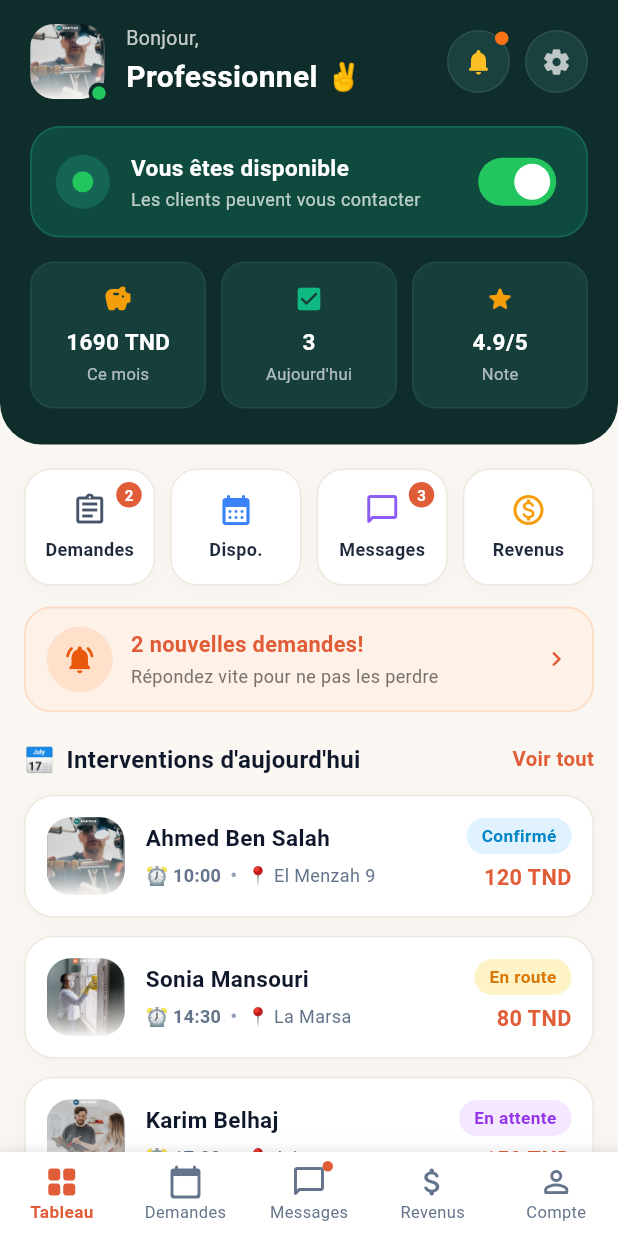
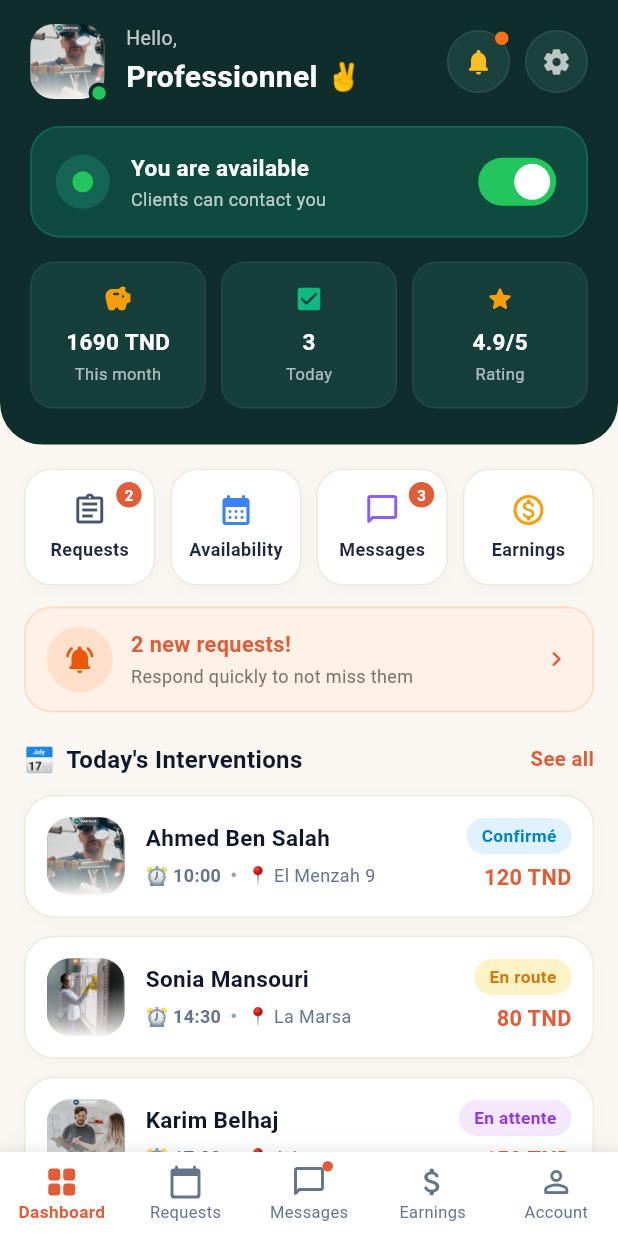
Before and after one commit to DARPLUS/Dar-Plus, a Flutter app: the ProHomeScreen screen opened by its route, on a phone screen of 412 x 824 dp. Run offline on Flutter 3.47's test engine with Material 3 defaults, Android fonts, the phone set to English and light mode, and no system bars; our stand-ins replace cloud_firestore, easy_localization, firebase_auth, firebase_core, firebase_storage, image_picker and 2 more; accounts and stored records are empty; network calls fail; Roboto replaces fonts that are missing (Georgia).

Commit message:
feat: complete dark mode and multilingual support across client, pro and all app screens

```diff
--- a/lib/screens/catalog_search_screen.dart
+++ b/lib/screens/catalog_search_screen.dart
@@ -1,6 +1,9 @@
 import 'package:flutter/material.dart';
 import '../services/firebase_service.dart';
 import '../theme/app_theme.dart';
+import 'package:provider/provider.dart';
+import '../providers/theme_provider.dart';
+import '../providers/locale_provider.dart';
 import '../core/localization/app_localizations.dart';
 import 'service_detail_screen.dart';
 
@@ -77,6 +80,8 @@ class _CatalogSearchScreenState extends State<CatalogSearchScreen> {
 
   @override
   Widget build(BuildContext context) {
+    context.watch<ThemeProvider>();
+    context.watch<LocaleProvider>();
     final theme = Theme.of(context);
     final isDark = theme.brightness == Brightness.dark;
     final loc = AppLocalizations.of(context);
--- a/lib/screens/login_screen.dart
+++ b/lib/screens/login_screen.dart
@@ -1,5 +1,8 @@
 import 'package:flutter/material.dart';
 import 'package:easy_localization/easy_localization.dart';
+import 'package:provider/provider.dart';
+import '../providers/theme_provider.dart';
+import '../providers/locale_provider.dart';
 import '../theme/app_theme.dart';
 import '../services/firebase_service.dart';
 import '../widgets/contact_admin_sheet.dart';
@@ -649,6 +652,8 @@ class _LoginScreenState extends State<LoginScreen> {
 
   @override
   Widget build(BuildContext context) {
+    context.watch<ThemeProvider>();
+    context.watch<LocaleProvider>();
     final topPadding = MediaQuery.of(context).padding.top;
     final isDark = Theme.of(context).brightness == Brightness.dark;
     final cardBg = isDark ? const Color(0xFF1E293B) : Colors.white;
--- a/lib/screens/pro_home_screen.dart
+++ b/lib/screens/pro_home_screen.dart
@@ -109,6 +109,8 @@ class _ProHomeScreenState extends State<ProHomeScreen> {
 
   @override
   Widget build(BuildContext context) {
+    context.watch<ThemeProvider>();
+    context.watch<LocaleProvider>();
     final isDark = Theme.of(context).brightness == Brightness.dark;
     final bgCream = isDark ? const Color(0xFF0F172A) : const Color(0xFFFAF7F2);
     const orangeAccent = Color(0xFFE05D38);
@@ -242,7 +244,7 @@ class _ProHomeScreenState extends State<ProHomeScreen> {
                   crossAxisAlignment: CrossAxisAlignment.start,
                   children: [
                     Text(
-                      'Bonjour,',
+                      '${'pro_greeting'.tr()},',
                       style: TextStyle(
                         fontSize: 13,
                         color: Colors.white.withValues(alpha: 0.75),
@@ -376,8 +378,8 @@ class _ProHomeScreenState extends State<ProHomeScreen> {
                     children: [
                       Text(
                         _isAvailable
-                            ? 'Vous êtes disponible'
-                            : 'Vous êtes indisponible',
+                            ? 'pro_status_available'.tr()
+                            : 'pro_status_unavailable'.tr(),
                         style: const TextStyle(
                           fontSize: 15,
                           fontWeight: FontWeight.bold,
@@ -387,8 +389,8 @@ class _ProHomeScreenState extends State<ProHomeScreen> {
                       const SizedBox(height: 2),
                       Text(
                         _isAvailable
-                            ? 'Les clients peuvent vous contacter'
-                            : 'Vous ne recevez pas de demandes',
+                            ? 'pro_available_sub'.tr()
+                            : 'pro_unavailable_sub'.tr(),
                         style: TextStyle(
                           fontSize: 12,
                           color: Colors.white.withValues(alpha: 0.72),
@@ -412,8 +414,8 @@ class _ProHomeScreenState extends State<ProHomeScreen> {
                       SnackBar(
                         content: Text(
                           val
-                              ? 'Statut: Vous êtes maintenant Disponible !'
-                              : 'Statut: Vous êtes maintenant Hors ligne.',
+                              ? 'pro_status_online_snack'.tr()
+                              : 'pro_status_offline_snack'.tr(),
                         ),
                         backgroundColor: val
                             ? const Color(0xFF0E4B3E)
@@ -437,7 +439,7 @@ class _ProHomeScreenState extends State<ProHomeScreen> {
                   icon: Icons.savings_rounded,
                   iconColor: const Color(0xFFF59E0B),
                   value: '1690 TND',
-                  label: 'Ce mois',
+                  label: 'pro_stat_month'.tr(),
                 ),
               ),
               const SizedBox(width: 10),
@@ -446,7 +448,7 @@ class _ProHomeScreenState extends State<ProHomeScreen> {
                   icon: Icons.check_box_rounded,
                   iconColor: const Color(0xFF10B981),
                   value: '3',
-                  label: 'Aujourd\'hui',
+                  label: 'pro_stat_today'.tr(),
                 ),
               ),
               const SizedBox(width: 10),
@@ -455,7 +457,7 @@ class _ProHomeScreenState extends State<ProHomeScreen> {
                   icon: Icons.star_rounded,
                   iconColor: const Color(0xFFF59E0B),
                   value: '4.9/5',
-                  label: 'Note',
+                  label: 'pro_stat_rating'.tr(),
                 ),
               ),
             ],
@@ -516,7 +518,7 @@ class _ProHomeScreenState extends State<ProHomeScreen> {
             context: context,
             icon: Icons.assignment_outlined,
             iconColor: const Color(0xFF475569),
-            label: 'Demandes',
+            label: 'pro_action_requests'.tr(),
             badgeCount: 2,
             onTap: () => _showPendingRequestsSheet(context),
           ),
@@ -528,7 +530,7 @@ class _ProHomeScreenState extends State<ProHomeScreen> {
             context: context,
             icon: Icons.calendar_month_rounded,
             iconColor: const Color(0xFF3B82F6),
-            label: 'Dispo.',
+            label: 'pro_action_availability'.tr(),
             onTap: () {
               ScaffoldMessenger.of(context).showSnackBar(
                 const SnackBar(
@@ -546,7 +548,7 @@ class _ProHomeScreenState extends State<ProHomeScreen> {
             context: context,
             icon: Icons.chat_bubble_outline_rounded,
             iconColor: const Color(0xFF8B5CF6),
-            label: 'Messages',
+            label: 'pro_action_messages'.tr(),
             badgeCount: 3,
             onTap: () {
               ScaffoldMessenger.of(context).showSnackBar(
@@ -565,7 +567,7 @@ class _ProHomeScreenState extends State<ProHomeScreen> {
             context: context,
             icon: Icons.monetization_on_outlined,
             iconColor: const Color(0xFFF59E0B),
-            label: 'Revenus',
+            label: 'pro_action_revenue'.tr(),
             onTap: () {
               ScaffoldMessenger.of(context).showSnackBar(
                 const SnackBar(
@@ -691,8 +693,8 @@ class _ProHomeScreenState extends State<ProHomeScreen> {
               child: Column(
                 crossAxisAlignment: CrossAxisAlignment.start,
                 children: [
-                  const Text(
-                    '2 nouvelles demandes!',
+                  Text(
+                    'pro_new_requests_banner'.tr(),
                     style: TextStyle(
                       fontSize: 14.5,
                       fontWeight: FontWeight.bold,
@@ -701,7 +703,7 @@ class _ProHomeScreenState extends State<ProHomeScreen> {
                   ),
                   const SizedBox(height: 2),
                   Text(
-                    'Répondez vite pour ne pas les perdre',
+                    'pro_respond_fast'.tr(),
                     style: TextStyle(
                       fontSize: 12,
                       color: isDark ? const Color(0xFFA8A29E) : const Color(0xFF78716C),
@@ -740,7 +742,7 @@ class _ProHomeScreenState extends State<ProHomeScreen> {
                 ),
                 const SizedBox(width: 8),
                 Text(
-                  'Interventions d\'aujourd\'hui',
+                  'pro_today_interventions_title'.tr(),
                   style: TextStyle(
                     fontSize: 16,
                     fontWeight: FontWeight.bold,
@@ -758,8 +760,8 @@ class _ProHomeScreenState extends State<ProHomeScreen> {
                   ),
                 );
               },
-              child: const Text(
-                'Voir tout',
+              child: Text(
+                'see_all'.tr(),
                 style: TextStyle(
                   fontSize: 13.5,
                   fontWeight: FontWeight.bold,
@@ -944,7 +946,7 @@ class _ProHomeScreenState extends State<ProHomeScreen> {
               ),
               const SizedBox(width: 8),
               Text(
-                'Performance cette semaine',
+                'pro_weekly_performance_title'.tr(),
                 style: TextStyle(
                   fontSize: 15.5,
                   fontWeight: FontWeight.bold,
@@ -957,7 +959,7 @@ class _ProHomeScreenState extends State<ProHomeScreen> {
 
           // 1. Taux d'acceptation
           _buildPerformanceBar(
-            title: 'Taux d\'acceptation',
+            title: 'pro_acceptance_rate'.tr(),
             valueText: '94%',
             valueColor: const Color(0xFF10B981),
             progress: 0.94,
@@ -967,7 +969,7 @@ class _ProHomeScreenState extends State<ProHomeScreen> {
 
           // 2. Ponctualité
           _buildPerformanceBar(
-            title: 'Ponctualité',
+            title: 'pro_punctuality'.tr(),
             valueText: '98%',
             valueColor: const Color(0xFF0284C7),
             progress: 0.98,
@@ -977,7 +979,7 @@ class _ProHomeScreenState extends State<ProHomeScreen> {
 
           // 3. Satisfaction client
           _buildPerformanceBar(
-            title: 'Satisfaction client',
+            title: 'pro_customer_satisfaction'.tr(),
             valueText: '4.9/5',
             valueColor: const Color(0xFFF59E0B),
             progress: 0.98,
@@ -1070,13 +1072,13 @@ class _ProHomeScreenState extends State<ProHomeScreen> {
           fontSize: 11,
         ),
         items: [
-          const BottomNavigationBarItem(
-            icon: Icon(Icons.grid_view_rounded),
-            label: 'Tableau',
-          ),
-          const BottomNavigationBarItem(
-            icon: Icon(Icons.calendar_today_rounded),
-            label: 'Demandes',
+          BottomNavigationBarItem(
+            icon: const Icon(Icons.grid_view_rounded),
+            label: 'pro_tab_dashboard'.tr(),
+          ),
+          BottomNavigationBarItem(
+            icon: const Icon(Icons.calendar_today_rounded),
+            label: 'pro_tab_requests'.tr(),
           ),
           BottomNavigationBarItem(
             icon: Stack(
@@ -1097,15 +1099,15 @@ class _ProHomeScreenState extends State<ProHomeScreen> {
                 ),
               ],
             ),
-            label: 'Messages',
-          ),
-          const BottomNavigationBarItem(
-            icon: Icon(Icons.attach_money_rounded),
-            label: 'Revenus',
-          ),
-          const BottomNavigationBarItem(
-            icon: Icon(Icons.person_outline_rounded),
-            label: 'Compte',
+            label: 'pro_tab_messages'.tr(),
+          ),
+          BottomNavigationBarItem(
+            icon: const Icon(Icons.attach_money_rounded),
+            label: 'pro_tab_revenue'.tr(),
+          ),
+          BottomNavigationBarItem(
+            icon: const Icon(Icons.person_outline_rounded),
+            label: 'pro_tab_account'.tr(),
           ),
         ],
       ),
@@ -1256,7 +1258,7 @@ class _ProHomeScreenState extends State<ProHomeScreen> {
                           );
                         },
                         icon: const Icon(Icons.phone_in_talk_rounded, size: 18),
-                        label: const Text('Appeler'),
+                        label: Text('pro_call_client'.tr()),
                         style: OutlinedButton.styleFrom(
                           foregroundColor: const Color(0xFF0F2D2A),
                           side: const BorderSide(color: Color(0xFF0F2D2A)),
@@ -1280,7 +1282,7 @@ class _ProHomeScreenState extends State<ProHomeScreen> {
                           );
                         },
                         icon: const Icon(Icons.navigation_rounded, size: 18),
-                        label: const Text('Itinéraire'),
+                        label: Text('pro_directions'.tr()),
                         style: ElevatedButton.styleFrom(
                           backgroundColor: const Color(0xFF0F2D2A),
                           foregroundColor: Colors.white,
@@ -1338,7 +1340,7 @@ class _ProHomeScreenState extends State<ProHomeScreen> {
                   ),
                 ),
                 Text(
-                  'Nouvelles demandes en attente',
+                  'pro_pending_sheet_title'.tr(),
                   style: TextStyle(
                     fontSize: 18,
                     fontWeight: FontWeight.bold,
@@ -1430,7 +1432,7 @@ class _ProHomeScreenState extends State<ProHomeScreen> {
                                     borderRadius: BorderRadius.circular(12),
                                   ),
                                 ),
-                                child: const Text('Décliner'),
+                                child: Text('pro_decline'.tr()),
                               ),
                             ),
                             const SizedBox(width: 10),
@@ -1452,7 +1454,7 @@ class _ProHomeScreenState extends State<ProHomeScreen> {
                                     borderRadius: BorderRadius.circular(12),
                                   ),
                                 ),
-                                child: const Text('Accepter'),
+                                child: Text('pro_accept'.tr()),
                               ),
                             ),
                           ],
--- a/lib/screens/register_screen.dart
+++ b/lib/screens/register_screen.dart
@@ -1,5 +1,8 @@
 import 'package:flutter/material.dart';
 import 'package:easy_localization/easy_localization.dart';
+import 'package:provider/provider.dart';
+import '../providers/theme_provider.dart';
+import '../providers/locale_provider.dart';
 import '../services/firebase_service.dart';
 import '../services/notification_service.dart';
 import 'login_screen.dart';
@@ -524,6 +527,8 @@ class _RegisterScreenState extends State<RegisterScreen> {
 
   @override
   Widget build(BuildContext context) {
+    context.watch<ThemeProvider>();
+    context.watch<LocaleProvider>();
     final isDark = Theme.of(context).brightness == Brightness.dark;
     final cardBg = isDark ? const Color(0xFF1E293B) : Colors.white;
     final inputBorderColor = isDark ? const Color(0xFF334155) : const Color(0xFFDDE3EA);
--- a/lib/screens/service_detail_screen.dart
+++ b/lib/screens/service_detail_screen.dart
@@ -1,5 +1,8 @@
 import 'package:flutter/material.dart';
 import '../theme/app_theme.dart';
+import 'package:provider/provider.dart';
+import '../providers/theme_provider.dart';
+import '../providers/locale_provider.dart';
 import '../core/localization/app_localizations.dart';
 import '../services/firebase_service.dart';
 
@@ -13,6 +16,8 @@ class ServiceDetailScreen extends StatelessWidget {
 
   @override
   Widget build(BuildContext context) {
+    context.watch<ThemeProvider>();
+    context.watch<LocaleProvider>();
     final theme = Theme.of(context);
     final isDark = theme.brightness == Brightness.dark;
     final loc = AppLocalizations.of(context);
```
Also changed, not shown: assets/translations/ar.json (+44 -1 lines), assets/translations/en.json (+44 -1 lines), assets/translations/fr.json (+44 -1 lines), lib/screens/client_profile_screen.dart (+19 -13 lines), lib/screens/home_screen.dart (+19 -14 lines).
